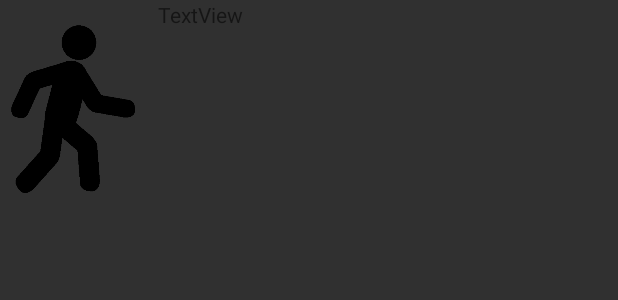
After one commit to n-sudo/ProTeam-Transportation-08, an Android app: the layout transportation_option.xml on its own in the app's theme, with its tools: preview values and no code run, on a phone screen of 412 x 824 dp. The commit adds this screen. Shown: the top 300 px of the screen. Run offline under Robolectric (Android 15) with nearby library versions, the light colour scheme and no system bars.

Commit message:
"added some functionality to plan my trip and removed transportation class"

```diff
--- /dev/null
+++ b/app/src/main/res/layout/transportation_option.xml
@@ -0,0 +1,33 @@
+<?xml version="1.0" encoding="utf-8"?>
+<RelativeLayout xmlns:android="http://schemas.android.com/apk/res/android"
+    xmlns:app="http://schemas.android.com/apk/res-auto"
+    android:id="@+id/relativeLayout2"
+    android:layout_width="match_parent"
+    android:layout_height="150dp">
+
+    <ImageView
+        android:id="@+id/transIcon"
+        android:layout_width="97dp"
+        android:layout_height="112dp"
+        android:layout_alignParentBottom="true"
+        android:layout_marginBottom="21dp"
+        android:cropToPadding="false"
+        android:scaleType="fitCenter"
+        app:srcCompat="@drawable/dude_walking" />
+
+    <TextView
+        android:id="@+id/transInfo"
+        android:layout_width="291dp"
+        android:layout_height="match_parent"
+        android:layout_alignParentEnd="true"
+        android:layout_alignParentRight="true"
+        android:layout_marginStart="8dp"
+        android:layout_marginLeft="8dp"
+        android:layout_marginEnd="0dp"
+        android:layout_marginRight="0dp"
+        android:layout_toEndOf="@+id/transIcon"
+        android:layout_toRightOf="@+id/transIcon"
+        android:text="TextView"
+        android:textColor="@color/textForeground" />
+
+</RelativeLayout>
```
Also changed, not shown: app/src/main/java/com/example/quicksmart/PlanMyTripActivity.java (+9 -1 lines), app/src/main/java/com/example/quicksmart/Transportation.java (deleted, +0 -69 lines), app/src/main/java/com/example/quicksmart/TransportationAdapter.java (added, +63 -0 lines), app/src/main/java/com/example/quicksmart/TripPlanner.java (+9 -9 lines), app/src/main/res/drawable/dude_walking.png (added).
